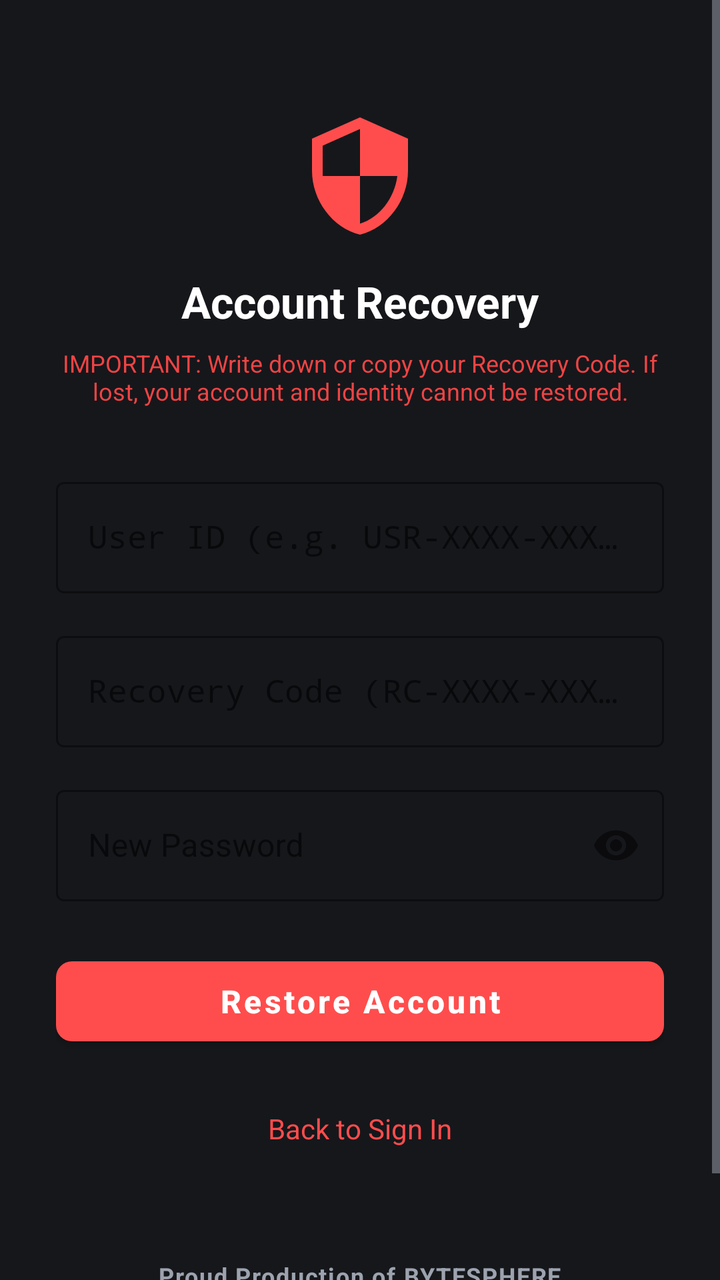
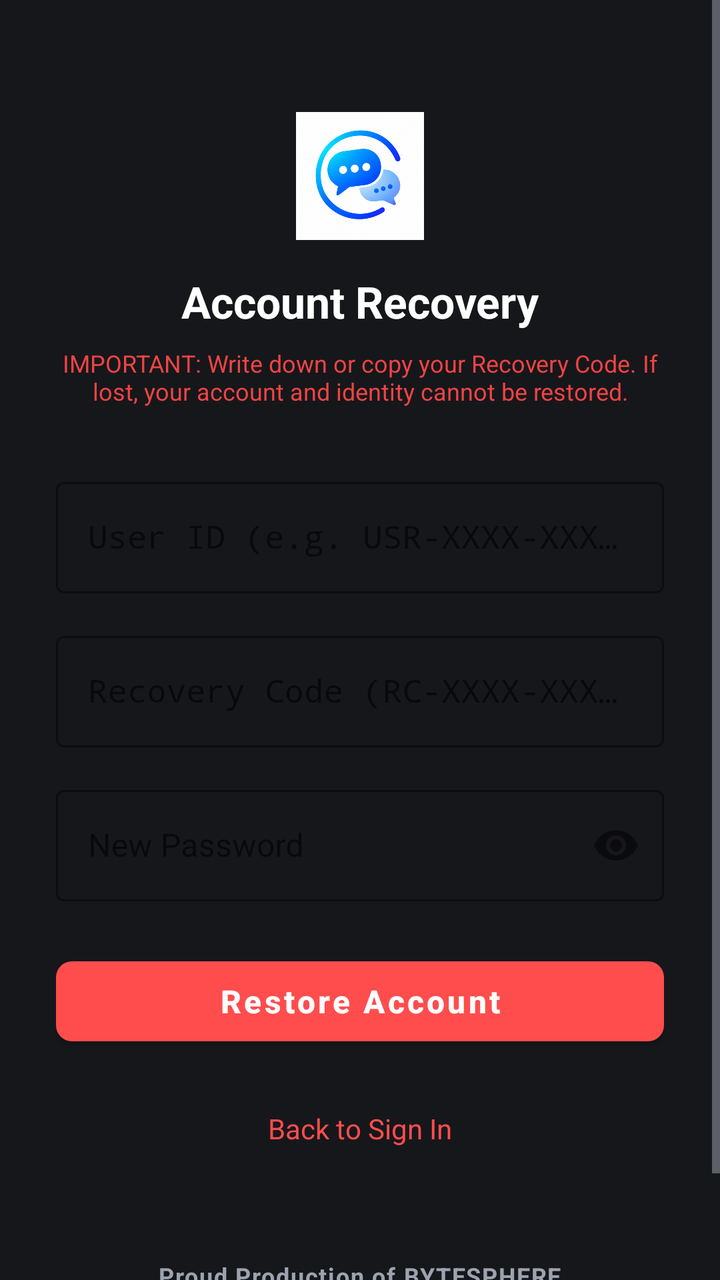

Before-and-after screenshots of an Android layout around one commit, followed by the original layout XML and the change that was made.
<!-- AndroidManifest.xml: application theme Theme.AnonChat -->
<!-- res/layout/activity_recovery.xml -->
<?xml version="1.0" encoding="utf-8"?>
<ScrollView xmlns:android="http://schemas.android.com/apk/res/android"
    xmlns:app="http://schemas.android.com/apk/res-auto"
    android:layout_width="match_parent"
    android:layout_height="match_parent"
    android:fillViewport="true"
    android:background="@color/background_white">

    <LinearLayout
        android:layout_width="match_parent"
        android:layout_height="wrap_content"
        android:orientation="vertical"
        android:padding="28dp"
        android:gravity="center_horizontal">

        <ImageView
            android:layout_width="64dp"
            android:layout_height="64dp"
            android:layout_marginTop="28dp"
            android:src="@drawable/ic_shield"
            android:contentDescription="@string/recovery_title" />

        <TextView
            android:layout_width="wrap_content"
            android:layout_height="wrap_content"
            android:layout_marginTop="16dp"
            android:text="@string/recovery_title"
            android:textSize="22sp"
            android:textStyle="bold"
            android:textColor="@color/text_primary" />

        <TextView
            android:layout_width="wrap_content"
            android:layout_height="wrap_content"
            android:layout_marginTop="8dp"
            android:text="@string/recovery_warning"
            android:gravity="center"
            android:textSize="12sp"
            android:textColor="@color/danger" />

        
        <com.google.android.material.textfield.TextInputLayout
            android:id="@+id/til_user_id"
            android:layout_width="match_parent"
            android:layout_height="wrap_content"
            android:layout_marginTop="32dp"
            android:hint="@string/user_id_hint"
            app:boxStrokeColor="@color/primary"
            style="@style/Widget.MaterialComponents.TextInputLayout.OutlinedBox">

            <com.google.android.material.textfield.TextInputEditText
                android:id="@+id/et_user_id"
                android:layout_width="match_parent"
                android:layout_height="wrap_content"
                android:inputType="textCapCharacters"
                android:fontFamily="monospace"
                android:singleLine="true" />
        </com.google.android.material.textfield.TextInputLayout>

        
        <com.google.android.material.textfield.TextInputLayout
            android:id="@+id/til_recovery_code"
            android:layout_width="match_parent"
            android:layout_height="wrap_content"
            android:layout_marginTop="16dp"
            android:hint="@string/recovery_code_hint"
            app:boxStrokeColor="@color/primary"
            style="@style/Widget.MaterialComponents.TextInputLayout.OutlinedBox">

            <com.google.android.material.textfield.TextInputEditText
                android:id="@+id/et_recovery_code"
                android:layout_width="match_parent"
                android:layout_height="wrap_content"
                android:inputType="textCapCharacters"
                android:fontFamily="monospace"
                android:singleLine="true" />
        </com.google.android.material.textfield.TextInputLayout>

        
        <com.google.android.material.textfield.TextInputLayout
            android:id="@+id/til_new_password"
            android:layout_width="match_parent"
            android:layout_height="wrap_content"
            android:layout_marginTop="16dp"
            android:hint="@string/new_password_hint"
            app:passwordToggleEnabled="true"
            app:boxStrokeColor="@color/primary"
            style="@style/Widget.MaterialComponents.TextInputLayout.OutlinedBox">

            <com.google.android.material.textfield.TextInputEditText
                android:id="@+id/et_new_password"
                android:layout_width="match_parent"
                android:layout_height="wrap_content"
                android:inputType="textPassword"
                android:singleLine="true" />
        </com.google.android.material.textfield.TextInputLayout>

        <ProgressBar
            android:id="@+id/progress_bar"
            android:layout_width="wrap_content"
            android:layout_height="wrap_content"
            android:layout_marginTop="20dp"
            android:visibility="gone" />

        
        <com.google.android.material.button.MaterialButton
            android:id="@+id/btn_recover"
            android:layout_width="match_parent"
            android:layout_height="52dp"
            android:layout_marginTop="24dp"
            android:text="@string/recovery_action"
            android:textAllCaps="false"
            android:textSize="16sp"
            android:textStyle="bold"
            app:backgroundTint="@color/primary"
            app:cornerRadius="8dp" />

        
        <TextView
            android:id="@+id/tv_back_to_login"
            android:layout_width="wrap_content"
            android:layout_height="wrap_content"
            android:layout_marginTop="20dp"
            android:padding="8dp"
            android:text="Back to Sign In"
            android:textSize="14sp"
            android:textColor="@color/primary" />

        
        <TextView
            android:id="@+id/tv_footer_branding"
            android:layout_width="wrap_content"
            android:layout_height="wrap_content"
            android:layout_marginTop="40dp"
            android:layout_marginBottom="16dp"
            android:padding="8dp"
            android:text="@string/proud_production"
            android:textSize="12sp"
            android:textStyle="bold"
            android:letterSpacing="0.05"
            android:textColor="@color/text_secondary" />

    </LinearLayout>
</ScrollView>
<!-- resources referenced by this layout -->
<resources>
  <color name="background_white">#16171B</color>
  <color name="danger">#EF4444</color>
  <color name="primary">#FF4D4D</color>
  <color name="text_primary">#FFFFFF</color>
  <color name="text_secondary">#9CA3AF</color>
  <!-- drawable ic_shield (drawable) -->
  <vector xmlns:android="http://schemas.android.com/apk/res/android"
      android:width="24dp"
      android:height="24dp"
      android:viewportWidth="24"
      android:viewportHeight="24">
    <path
        android:fillColor="@color/primary"
        android:pathData="M12,1L3,5v6c0,5.55 3.84,10.74 9,12c5.16,-1.26 9,-6.45 9,-12V5L12,1zM12,11.99h7c-0.53,4.12 -3.28,7.79 -7,8.94V12H5V6.3l7,-3.11v8.8z"/>
  </vector>
  <string name="new_password_hint">New Password</string>
  <string name="proud_production">Proud Production of BYTESPHERE</string>
  <string name="recovery_action">Restore Account</string>
  <string name="recovery_code_hint">Recovery Code (RC-XXXX-XXXX-XXXX)</string>
  <string name="recovery_title">Account Recovery</string>
  <string name="recovery_warning">IMPORTANT: Write down or copy your Recovery Code. If lost, your account and identity cannot be restored.</string>
  <string name="user_id_hint">User ID (e.g. USR-XXXX-XXXX)</string>
  <style name="Theme.AnonChat" parent="Theme.MaterialComponents.DayNight.NoActionBar">
          
          <item name="colorPrimary">@color/primary</item>
          <item name="colorPrimaryDark">@color/primary_dark</item>
          <item name="colorAccent">@color/accent</item>
  
          
          <item name="android:statusBarColor">@color/dark_background</item>
          <item name="android:navigationBarColor">@color/dark_background</item>
          <item name="android:windowLightStatusBar">false</item>
          <item name="android:windowLightNavigationBar">false</item>
  
          
          <item name="android:windowBackground">@color/dark_background</item>
          <item name="android:textColorPrimary">@color/text_primary</item>
          <item name="android:textColorSecondary">@color/text_secondary</item>
      </style>
  <color name="primary_dark">#131417</color>
  <color name="accent">#FF4D4D</color>
  <color name="dark_background">#16171B</color>
</resources>

<!-- the commit's change to res/layout/activity_recovery.xml (unified diff, before → after) -->
@@ -17,7 +17,7 @@
             android:layout_width="64dp"
             android:layout_height="64dp"
             android:layout_marginTop="28dp"
-            android:src="@drawable/ic_shield"
+            android:src="@drawable/ic_prime_logo"
             android:contentDescription="@string/recovery_title" />
 
         <TextView
<!-- resource entries referenced after the edit -->
@@ -5,16 +5,7 @@
   <color name="primary">#FF4D4D</color>
   <color name="text_primary">#FFFFFF</color>
   <color name="text_secondary">#9CA3AF</color>
-  <!-- drawable ic_shield (drawable) -->
-  <vector xmlns:android="http://schemas.android.com/apk/res/android"
-      android:width="24dp"
-      android:height="24dp"
-      android:viewportWidth="24"
-      android:viewportHeight="24">
-    <path
-        android:fillColor="@color/primary"
-        android:pathData="M12,1L3,5v6c0,5.55 3.84,10.74 9,12c5.16,-1.26 9,-6.45 9,-12V5L12,1zM12,11.99h7c-0.53,4.12 -3.28,7.79 -7,8.94V12H5V6.3l7,-3.11v8.8z"/>
-  </vector>
+  <!-- drawable ic_prime_logo: png bitmap (drawable, 204149 bytes) -->
   <string name="new_password_hint">New Password</string>
   <string name="proud_production">Proud Production of BYTESPHERE</string>
   <string name="recovery_action">Restore Account</string>
